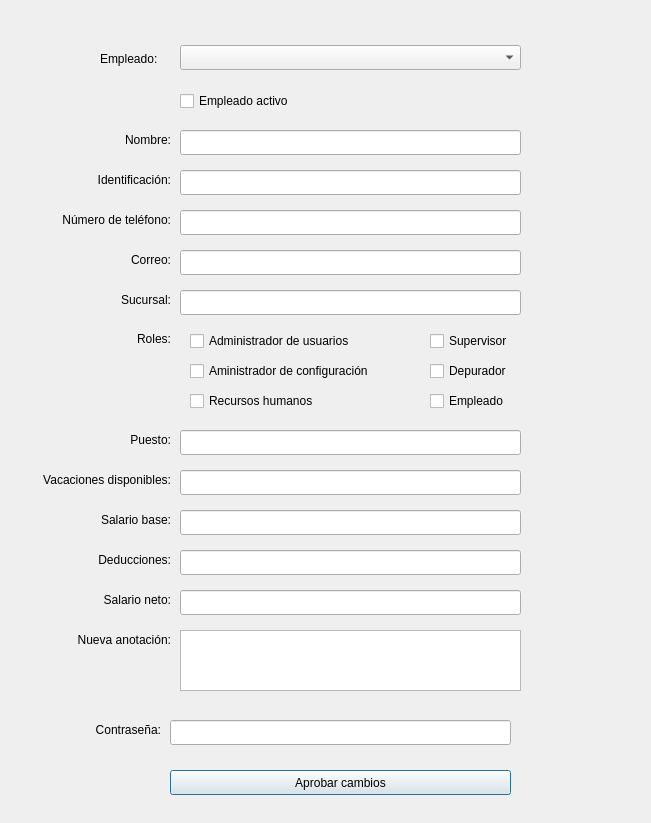
Qt form Interfaz/modify_user.ui (Los-Pollitos/PI-Redes-Sistemas-Operativos) before a commit.
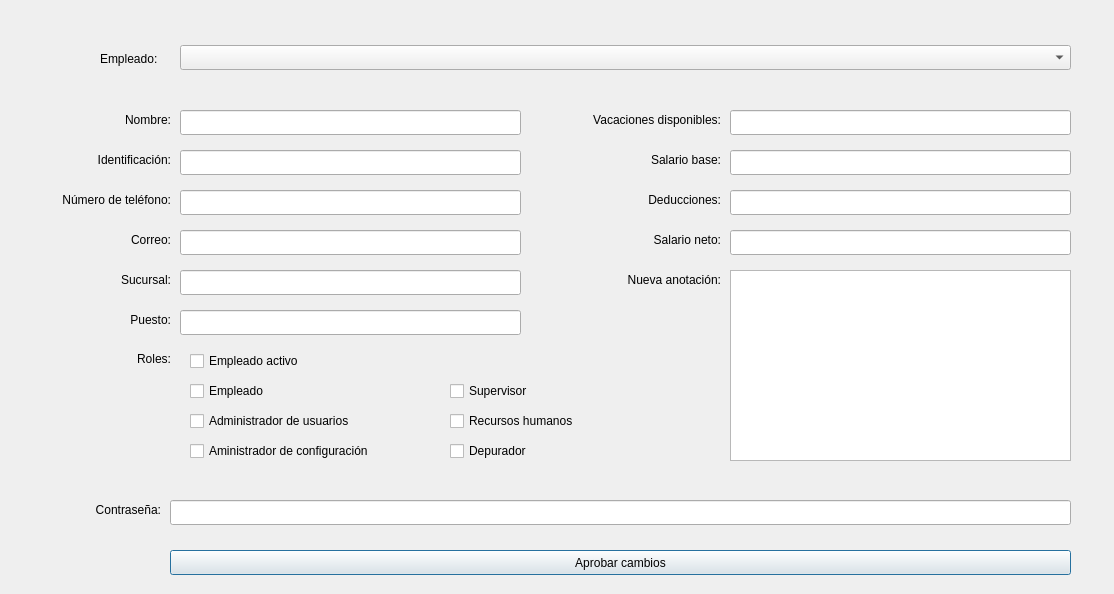
The same form after that commit.

Commit message: arreglos en modify user

What changed in the file:
```diff
--- a/Interfaz/modify_user.ui
+++ b/Interfaz/modify_user.ui
@@ -6,8 +6,8 @@
    <rect>
     <x>0</x>
     <y>0</y>
-    <width>651</width>
-    <height>823</height>
+    <width>1114</width>
+    <height>594</height>
    </rect>
   </property>
   <property name="windowTitle">
@@ -31,7 +31,7 @@
     <rect>
      <x>180</x>
      <y>45</y>
-     <width>341</width>
+     <width>891</width>
      <height>25</height>
     </rect>
    </property>
@@ -40,7 +40,7 @@
    <property name="geometry">
     <rect>
      <x>100</x>
-     <y>330</y>
+     <y>350</y>
      <width>71</width>
      <height>17</height>
     </rect>
@@ -56,7 +56,7 @@
    <property name="geometry">
     <rect>
      <x>40</x>
-     <y>170</y>
+     <y>150</y>
      <width>131</width>
      <height>20</height>
     </rect>
@@ -72,8 +72,8 @@
    <property name="geometry">
     <rect>
      <x>170</x>
-     <y>770</y>
-     <width>341</width>
+     <y>550</y>
+     <width>901</width>
      <height>25</height>
     </rect>
    </property>
@@ -85,7 +85,7 @@
    <property name="geometry">
     <rect>
      <x>180</x>
-     <y>170</y>
+     <y>150</y>
      <width>341</width>
      <height>25</height>
     </rect>
@@ -95,7 +95,7 @@
    <property name="geometry">
     <rect>
      <x>190</x>
-     <y>330</y>
+     <y>410</y>
      <width>221</width>
      <height>22</height>
     </rect>
@@ -108,7 +108,7 @@
    <property name="geometry">
     <rect>
      <x>190</x>
-     <y>360</y>
+     <y>440</y>
      <width>231</width>
      <height>22</height>
     </rect>
@@ -120,8 +120,8 @@
   <widget class="QCheckBox" name="checkbox_human_resources">
    <property name="geometry">
     <rect>
-     <x>190</x>
-     <y>390</y>
+     <x>450</x>
+     <y>410</y>
      <width>221</width>
      <height>22</height>
     </rect>
@@ -133,8 +133,8 @@
   <widget class="QCheckBox" name="checkbox_supervisor">
    <property name="geometry">
     <rect>
-     <x>430</x>
-     <y>330</y>
+     <x>450</x>
+     <y>380</y>
      <width>101</width>
      <height>22</height>
     </rect>
@@ -146,8 +146,8 @@
   <widget class="QCheckBox" name="checkbox_debug">
    <property name="geometry">
     <rect>
-     <x>430</x>
-     <y>360</y>
+     <x>450</x>
+     <y>440</y>
      <width>101</width>
      <height>22</height>
     </rect>
@@ -159,8 +159,8 @@
   <widget class="QCheckBox" name="checkbox_employee">
    <property name="geometry">
     <rect>
-     <x>430</x>
-     <y>390</y>
+     <x>190</x>
+     <y>380</y>
      <width>101</width>
      <height>22</height>
     </rect>
@@ -172,8 +172,8 @@
   <widget class="QCheckBox" name="checkbox_active">
    <property name="geometry">
     <rect>
-     <x>180</x>
-     <y>90</y>
+     <x>190</x>
+     <y>350</y>
      <width>221</width>
      <height>22</height>
     </rect>
@@ -186,7 +186,7 @@
    <property name="geometry">
     <rect>
      <x>40</x>
-     <y>290</y>
+     <y>270</y>
      <width>131</width>
      <height>20</height>
     </rect>
@@ -202,7 +202,7 @@
    <property name="geometry">
     <rect>
      <x>180</x>
-     <y>290</y>
+     <y>270</y>
      <width>341</width>
      <height>25</height>
     </rect>
@@ -212,7 +212,7 @@
    <property name="geometry">
     <rect>
      <x>10</x>
-     <y>210</y>
+     <y>190</y>
      <width>161</width>
      <height>20</height>
     </rect>
@@ -228,7 +228,7 @@
    <property name="geometry">
     <rect>
      <x>180</x>
-     <y>210</y>
+     <y>190</y>
      <width>341</width>
      <height>25</height>
     </rect>
@@ -241,7 +241,7 @@
    <property name="geometry">
     <rect>
      <x>10</x>
-     <y>250</y>
+     <y>230</y>
      <width>161</width>
      <height>20</height>
     </rect>
@@ -257,7 +257,7 @@
    <property name="geometry">
     <rect>
      <x>180</x>
-     <y>250</y>
+     <y>230</y>
      <width>341</width>
      <height>25</height>
     </rect>
@@ -270,7 +270,7 @@
    <property name="geometry">
     <rect>
      <x>40</x>
-     <y>430</y>
+     <y>310</y>
      <width>131</width>
      <height>20</height>
     </rect>
@@ -286,7 +286,7 @@
    <property name="geometry">
     <rect>
      <x>180</x>
-     <y>430</y>
+     <y>310</y>
      <width>341</width>
      <height>25</height>
     </rect>
@@ -295,8 +295,8 @@
   <widget class="QLabel" name="label_11">
    <property name="geometry">
     <rect>
-     <x>40</x>
-     <y>510</y>
+     <x>590</x>
+     <y>150</y>
      <width>131</width>
      <height>20</height>
     </rect>
@@ -311,8 +311,8 @@
   <widget class="QLineEdit" name="base_salary">
    <property name="geometry">
     <rect>
-     <x>180</x>
-     <y>510</y>
+     <x>730</x>
+     <y>150</y>
      <width>341</width>
      <height>25</height>
     </rect>
@@ -321,8 +321,8 @@
   <widget class="QLabel" name="label_6">
    <property name="geometry">
     <rect>
-     <x>40</x>
-     <y>550</y>
+     <x>590</x>
+     <y>190</y>
      <width>131</width>
      <height>20</height>
     </rect>
@@ -337,8 +337,8 @@
   <widget class="QLineEdit" name="deductions">
    <property name="geometry">
     <rect>
-     <x>180</x>
-     <y>550</y>
+     <x>730</x>
+     <y>190</y>
      <width>341</width>
      <height>25</height>
     </rect>
@@ -347,8 +347,8 @@
   <widget class="QLabel" name="label_12">
    <property name="geometry">
     <rect>
-     <x>40</x>
-     <y>590</y>
+     <x>590</x>
+     <y>230</y>
      <width>131</width>
      <height>20</height>
     </rect>
@@ -363,8 +363,8 @@
   <widget class="QLineEdit" name="net_salary">
    <property name="geometry">
     <rect>
-     <x>180</x>
-     <y>590</y>
+     <x>730</x>
+     <y>230</y>
      <width>341</width>
      <height>25</height>
     </rect>
@@ -374,7 +374,7 @@
    <property name="geometry">
     <rect>
      <x>30</x>
-     <y>720</y>
+     <y>500</y>
      <width>131</width>
      <height>20</height>
     </rect>
@@ -390,17 +390,20 @@
    <property name="geometry">
     <rect>
      <x>170</x>
-     <y>720</y>
-     <width>341</width>
+     <y>500</y>
+     <width>901</width>
      <height>25</height>
     </rect>
    </property>
+   <property name="echoMode">
+    <enum>QLineEdit::Password</enum>
+   </property>
   </widget>
   <widget class="QLabel" name="label_14">
    <property name="geometry">
     <rect>
-     <x>40</x>
-     <y>630</y>
+     <x>590</x>
+     <y>270</y>
      <width>131</width>
      <height>20</height>
     </rect>
@@ -415,10 +418,10 @@
   <widget class="QPlainTextEdit" name="record">
    <property name="geometry">
     <rect>
-     <x>180</x>
-     <y>630</y>
+     <x>730</x>
+     <y>270</y>
      <width>341</width>
-     <height>61</height>
+     <height>191</height>
     </rect>
    </property>
   </widget>
@@ -426,7 +429,7 @@
    <property name="geometry">
     <rect>
      <x>40</x>
-     <y>130</y>
+     <y>110</y>
      <width>131</width>
      <height>20</height>
     </rect>
@@ -442,7 +445,7 @@
    <property name="geometry">
     <rect>
      <x>180</x>
-     <y>130</y>
+     <y>110</y>
      <width>341</width>
      <height>25</height>
     </rect>
@@ -451,8 +454,8 @@
   <widget class="QLabel" name="label_15">
    <property name="geometry">
     <rect>
-     <x>10</x>
-     <y>470</y>
+     <x>560</x>
+     <y>110</y>
      <width>161</width>
      <height>20</height>
     </rect>
@@ -467,8 +470,8 @@
   <widget class="QLineEdit" name="vacations">
    <property name="geometry">
     <rect>
-     <x>180</x>
-     <y>470</y>
+     <x>730</x>
+     <y>110</y>
      <width>341</width>
      <height>25</height>
     </rect>
```
The commit also changes 2 other files.
